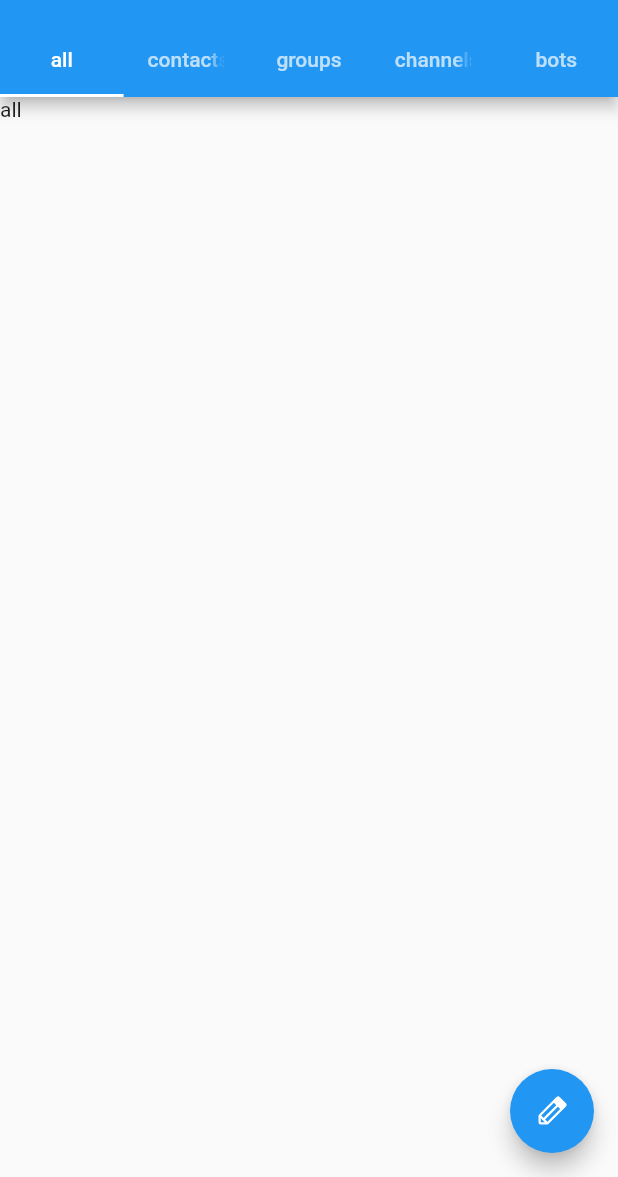
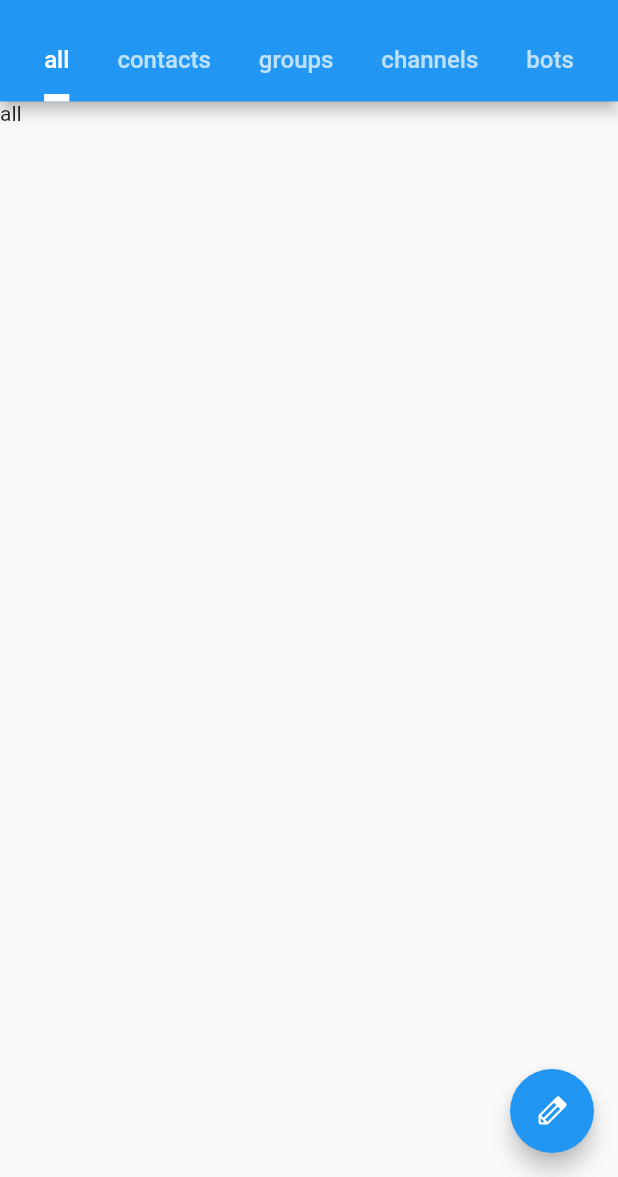
Before and after one commit to irania9O/telegram_flutter, a Flutter app: the screen it shows after launch, on a phone screen of 412 x 824 dp, the part 59-1236 px from its top. Run offline on Flutter 3.47's test engine with Material 2 defaults, Android fonts, the phone set to English and light mode, and no system bars; our stand-ins replace phosphor_flutter.

Commit message:
update Tabbar.

```diff
--- a/lib/main.dart
+++ b/lib/main.dart
@@ -1,3 +1,4 @@
+import 'package:flutter/gestures.dart';
 import 'package:flutter/material.dart';
 import 'package:phosphor_flutter/phosphor_flutter.dart';
 
@@ -46,7 +47,8 @@ class _MainPageState extends State<MainPage> {
     return Scaffold(
         appBar: AppBar(
           title: const Text("Telegram"),
-          bottom: const TabBar(tabs: [
+          bottom: const TabBar(
+            tabs: [
               Tab(
                 text: 'all',
               ),
@@ -62,7 +64,20 @@ class _MainPageState extends State<MainPage> {
               Tab(
                 text: 'bots',
               ),
-          ]),
+            ],
+            isScrollable: true,
+            indicatorColor: Colors.white,
+            labelColor: Colors.white,
+            unselectedLabelColor: Colors.white70,
+            automaticIndicatorColorAdjustment: true,
+            // padding: EdgeInsets.only(bottom: 20),
+            indicatorWeight: 5,
+            indicatorSize: TabBarIndicatorSize.label,
+            // indicatorPadding: EdgeInsets.only(bottom: 20),
+            // overlayColor: MaterialStateProperty.all(Colors.red),
+            labelStyle: TextStyle(fontSize: 16),
+            // dragStartBehavior: DragStartBehavior.start,
+          ),
           actions: [
             IconButton(
               onPressed: () {},
```
Lines whose indentation alone changed are shown as unchanged.
